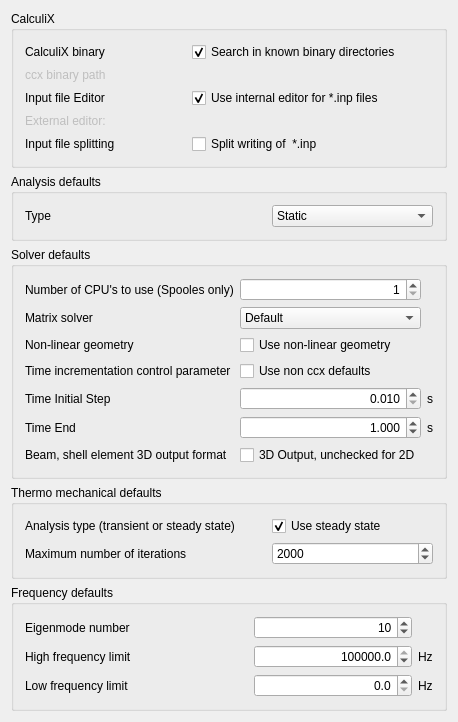
Old version of the form src/Mod/Fem/Gui/DlgSettingsFemCcx.ui in the repository southseact-3d/fcd.
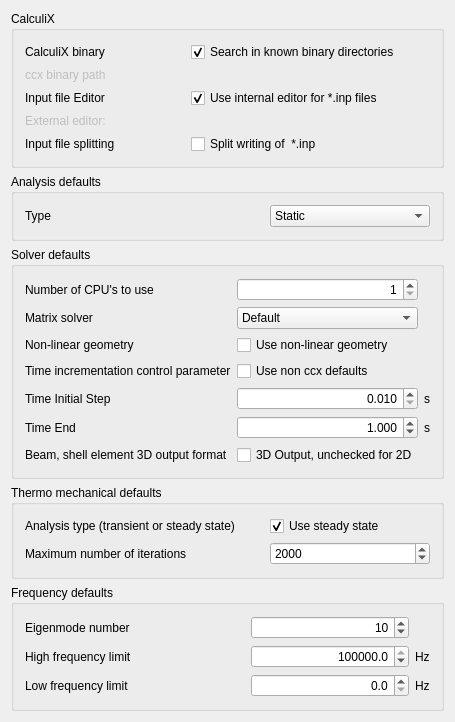
New version of the form. Icons and pictures are not drawn. Custom widgets are drawn as their Qt base class.

Commit message:
[FEM] fix CCX multi-threading bug
- in the preferences one could specify more CPU cores than available

- also correct a label sine the number of cores are since FC 0.20 used for all CCX solver runs

- also remove unnecessary (doubled) slots from the UI file

The edit to the form file:
```diff
--- a/src/Mod/Fem/Gui/DlgSettingsFemCcx.ui
+++ b/src/Mod/Fem/Gui/DlgSettingsFemCcx.ui
@@ -7,7 +7,7 @@
     <x>0</x>
     <y>0</y>
     <width>425</width>
-    <height>640</height>
+    <height>642</height>
    </rect>
   </property>
   <property name="windowTitle">
@@ -291,7 +291,7 @@
         <item row="0" column="0">
          <widget class="QLabel" name="l_ccx_numcpu">
           <property name="text">
-           <string>Number of CPU's to use (Spooles only)</string>
+           <string>Number of CPU's to use</string>
           </property>
          </widget>
         </item>
```
Left out of the diff: 67 changed lines with no effect on the pictures. The commit also changes 1 other file.
